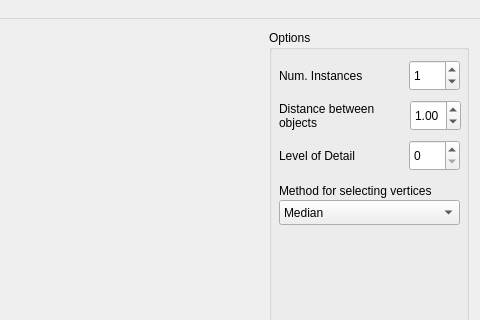
Before: the Qt Designer form Viewer/main_window.ui in MNXANL/SRGGE-MIRI, drawn with Qt 5; both pictures show x 348 to 828 and y 0 to 320 of the 828 by 638 pixel window.
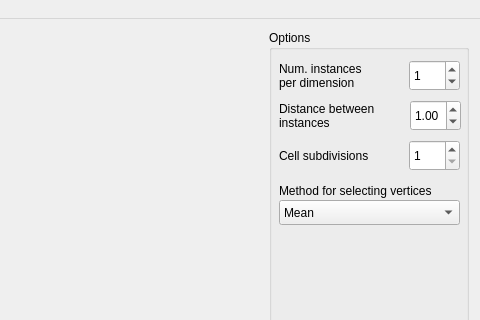
After: the same form once the commit is applied. Custom widgets are drawn as their Qt base class.

What changed in the file:
```diff
--- a/Viewer/main_window.ui
+++ b/Viewer/main_window.ui
@@ -90,7 +90,10 @@
           </rect>
          </property>
          <property name="text">
-          <string>Num. Instances</string>
+          <string>Num. instances              per dimension</string>
+         </property>
+         <property name="wordWrap">
+          <bool>true</bool>
          </property>
         </widget>
         <widget class="QSpinBox" name="spinBox">
@@ -119,7 +122,7 @@
           </rect>
          </property>
          <property name="text">
-          <string>Distance between objects</string>
+          <string>Distance between instances</string>
          </property>
          <property name="wordWrap">
           <bool>true</bool>
@@ -153,11 +156,14 @@
            <height>31</height>
           </rect>
          </property>
+         <property name="minimum">
+          <number>1</number>
+         </property>
          <property name="maximum">
-          <number>7</number>
+          <number>10</number>
          </property>
          <property name="value">
-          <number>0</number>
+          <number>1</number>
          </property>
         </widget>
         <widget class="QLabel" name="label_3">
@@ -170,7 +176,7 @@
           </rect>
          </property>
          <property name="text">
-          <string>Level of Detail</string>
+          <string>Cell subdivisions</string>
          </property>
         </widget>
         <widget class="QComboBox" name="comboBox">
@@ -184,7 +190,7 @@
          </property>
          <item>
           <property name="text">
-           <string>Median</string>
+           <string>Mean</string>
           </property>
          </item>
          <item>
```
Left out of the diff: 5 changed lines with no effect on the pictures.
